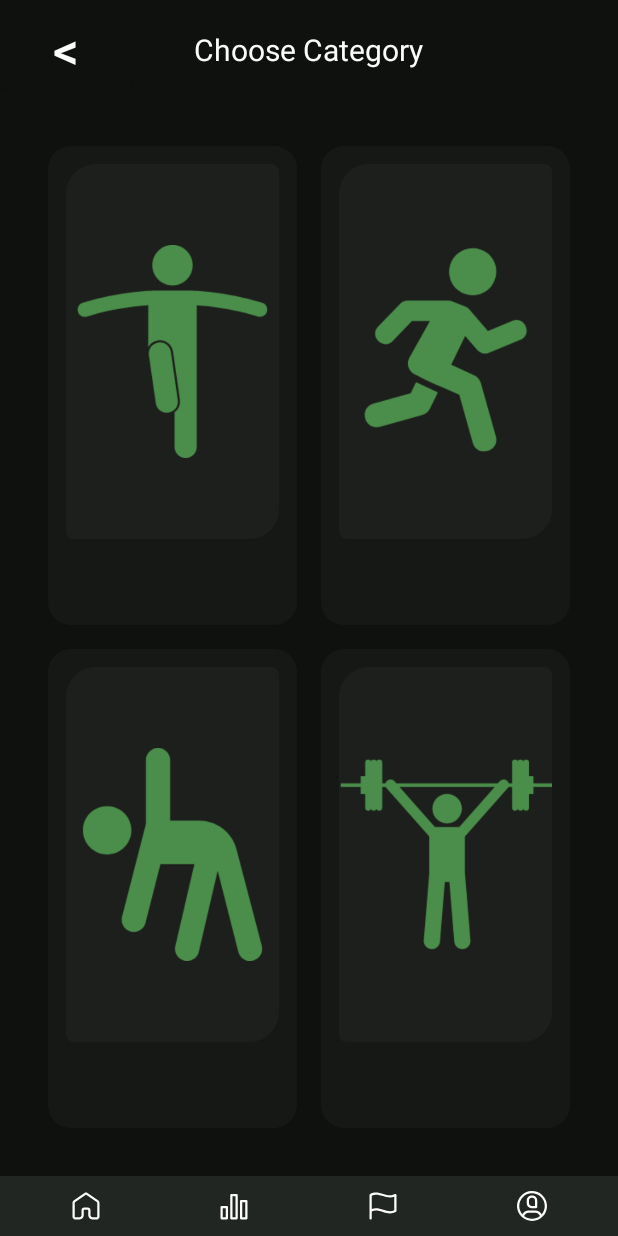
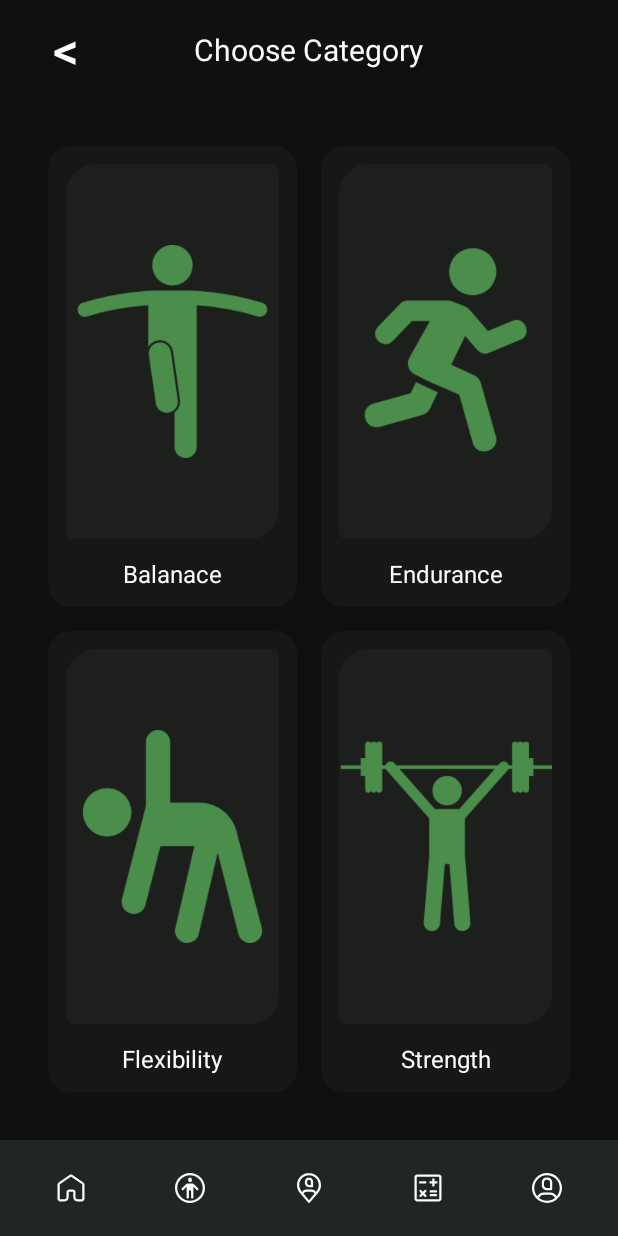
Before and after one commit to kingkuys2123/PasaFit, an Android app: the ExercisesCategories screen opened directly, with no data from a screen before it, on a phone screen of 412 x 824 dp. Run offline under Robolectric (Android 15) with nearby library versions, the phone set to English and light mode, and no system bars.

Commit message:
added exercise navigation in nav bars

```diff
--- a/app/src/main/res/layout/activity_dashboard.xml
+++ b/app/src/main/res/layout/activity_dashboard.xml
@@ -41,7 +41,17 @@
             android:background="?attr/selectableItemBackgroundBorderless"
             android:scaleType="centerInside"
             android:src="@drawable/system_regular_41_home"
-            app:tint="@color/sea_green" />
+            app:tint="@color/white" />
+
+        <ImageButton
+            android:id="@+id/btn_dashboard_exercises"
+            android:layout_width="0dp"
+            android:layout_height="match_parent"
+            android:layout_weight="1"
+            android:background="?attr/selectableItemBackgroundBorderless"
+            android:scaleType="centerInside"
+            android:src="@drawable/system_regular_199_attribution"
+            app:tint="@color/white" />
 
         <ImageButton
             android:id="@+id/btn_dashboard_track"
@@ -51,7 +61,7 @@
             android:background="?attr/selectableItemBackgroundBorderless"
             android:scaleType="centerInside"
             android:src="@drawable/system_regular_130_location_user"
-            app:tint="@color/sea_green" />
+            app:tint="@color/white" />
 
         <ImageButton
             android:id="@+id/btn_dashboard_calc"
@@ -61,7 +71,7 @@
             android:background="?attr/selectableItemBackgroundBorderless"
             android:scaleType="centerInside"
             android:src="@drawable/system_regular_197_calculate"
-            app:tint="@color/sea_green" />
+            app:tint="@color/white" />
 
         <ImageButton
             android:id="@+id/btn_dashboard_profile"
@@ -71,7 +81,7 @@
             android:background="?attr/selectableItemBackgroundBorderless"
             android:scaleType="centerInside"
             android:src="@drawable/system_regular_8_account"
-            app:tint="@color/sea_green" />
+            app:tint="@color/white" />
 
     </LinearLayout>
 
--- a/app/src/main/res/layout/activity_exercises_categories.xml
+++ b/app/src/main/res/layout/activity_exercises_categories.xml
@@ -80,6 +80,16 @@
                             android:layout_weight="1"
                             app:srcCompat="@drawable/exercise_category_balance" />
                     </LinearLayout>
+
+                    <TextView
+                        android:id="@+id/textView4"
+                        android:layout_width="match_parent"
+                        android:layout_height="wrap_content"
+                        android:text="@string/category_balance"
+                        android:textAlignment="center"
+                        android:textColor="@color/white"
+                        android:textSize="16sp" />
+
                 </LinearLayout>
 
                 <LinearLayout
@@ -105,6 +115,16 @@
                             android:layout_weight="1"
                             app:srcCompat="@drawable/exercise_category_endurance" />
                     </LinearLayout>
+
+                    <TextView
+                        android:id="@+id/textView5"
+                        android:layout_width="match_parent"
+                        android:layout_height="wrap_content"
+                        android:text="@string/category_endurance"
+                        android:textAlignment="center"
+                        android:textColor="@color/white"
+                        android:textSize="16sp" />
+
                 </LinearLayout>
             </LinearLayout>
 
@@ -137,6 +157,16 @@
                             android:layout_weight="1"
                             app:srcCompat="@drawable/exercise_category_flexibility" />
                     </LinearLayout>
+
+                    <TextView
+                        android:id="@+id/textView6"
+                        android:layout_width="match_parent"
+                        android:layout_height="wrap_content"
+                        android:text="@string/category_flexibility"
+                        android:textAlignment="center"
+                        android:textColor="@color/white"
+                        android:textSize="16sp" />
+
                 </LinearLayout>
 
                 <LinearLayout
@@ -162,6 +192,16 @@
                             android:layout_weight="1"
                             android:src="@drawable/exercise_category_strength" />
                     </LinearLayout>
+
+                    <TextView
+                        android:id="@+id/textView7"
+                        android:layout_width="match_parent"
+                        android:layout_height="wrap_content"
+                        android:text="@string/category_strength"
+                        android:textAlignment="center"
+                        android:textColor="@color/white"
+                        android:textSize="16sp" />
+
                 </LinearLayout>
             </LinearLayout>
         </LinearLayout>
@@ -171,7 +211,7 @@
     <LinearLayout
         android:id="@+id/linearLayout3"
         android:layout_width="0dp"
-        android:layout_height="wrap_content"
+        android:layout_height="64dp"
         android:background="@color/eerie_black"
         android:orientation="horizontal"
         android:padding="8dp"
@@ -180,8 +220,9 @@
         app:layout_constraintStart_toStartOf="parent">
 
         <ImageButton
+            android:id="@+id/btn_exercise_list_home"
             android:layout_width="0dp"
-            android:layout_height="wrap_content"
+            android:layout_height="match_parent"
             android:layout_weight="1"
             android:background="?attr/selectableItemBackgroundBorderless"
             android:scaleType="centerInside"
@@ -189,32 +230,44 @@
             app:tint="@color/white" />
 
         <ImageButton
+            android:id="@+id/btn_exercise_list_exercise"
             android:layout_width="0dp"
-            android:layout_height="wrap_content"
+            android:layout_height="match_parent"
             android:layout_weight="1"
             android:background="?attr/selectableItemBackgroundBorderless"
             android:scaleType="centerInside"
-            android:src="@drawable/system_regular_10_analytics"
+            android:src="@drawable/system_regular_199_attribution"
             app:tint="@color/white" />
 
         <ImageButton
+            android:id="@+id/btn_exercise_list_trackers"
             android:layout_width="0dp"
-            android:layout_height="wrap_content"
+            android:layout_height="match_parent"
             android:layout_weight="1"
             android:background="?attr/selectableItemBackgroundBorderless"
             android:scaleType="centerInside"
-            android:src="@drawable/system_regular_100_flag"
+            android:src="@drawable/system_regular_130_location_user"
             app:tint="@color/white" />
 
         <ImageButton
+            android:id="@+id/btn_exercise_list_calculator"
             android:layout_width="0dp"
-            android:layout_height="wrap_content"
+            android:layout_height="match_parent"
+            android:layout_weight="1"
+            android:background="?attr/selectableItemBackgroundBorderless"
+            android:scaleType="centerInside"
+            android:src="@drawable/system_regular_197_calculate"
+            app:tint="@color/white" />
+
+        <ImageButton
+            android:id="@+id/btn_exercise_list_profile"
+            android:layout_width="0dp"
+            android:layout_height="match_parent"
             android:layout_weight="1"
             android:background="?attr/selectableItemBackgroundBorderless"
             android:scaleType="centerInside"
             android:src="@drawable/system_regular_8_account"
             app:tint="@color/white" />
-
     </LinearLayout>
 
 </androidx.constraintlayout.widget.ConstraintLayout>
--- a/app/src/main/res/values/strings.xml
+++ b/app/src/main/res/values/strings.xml
@@ -38,4 +38,8 @@
     <string name="txt_calc_ideal_weight_tooltip">Calculate your Ideal Weight</string>
     <string name="choose_category">Choose Category</string>
     <string name="left_arrow">&lt;</string>
+    <string name="category_strength">Strength</string>
+    <string name="category_endurance">Endurance</string>
+    <string name="category_balance">Balanace</string>
+    <string name="category_flexibility">Flexibility</string>
 </resources>
```
